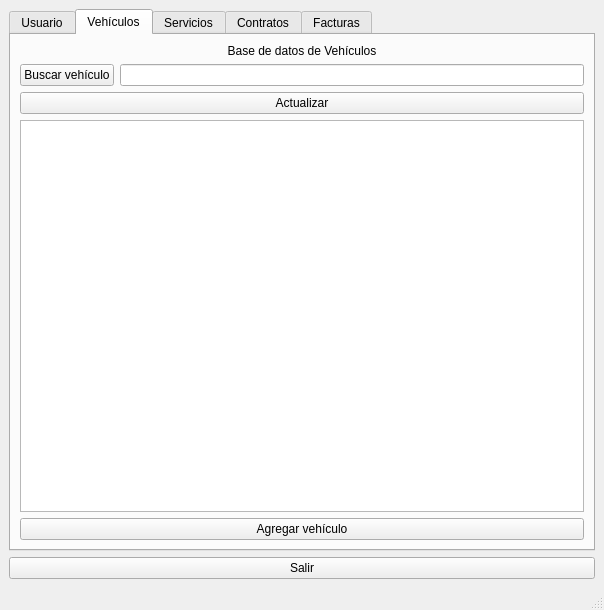
ValentinaColmenares/Proyecto_Concesionario, file interfaz.ui: the form before one commit.
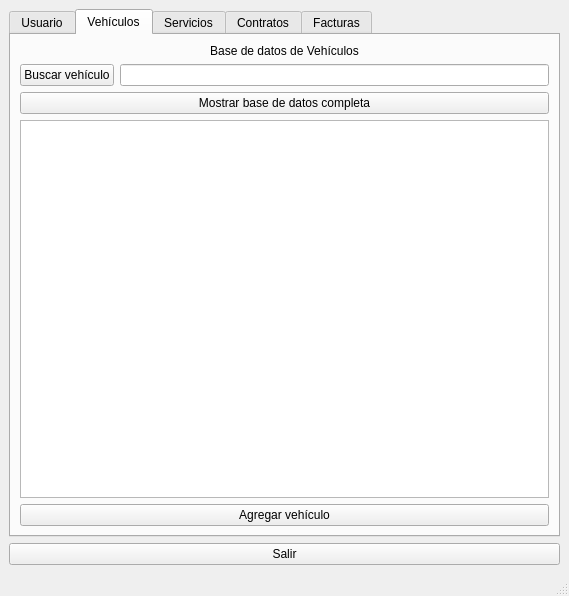
The form after the commit. The open tabs and pages were chosen to show the change.

```diff
--- a/interfaz.ui
+++ b/interfaz.ui
@@ -6,8 +6,8 @@
    <rect>
     <x>0</x>
     <y>0</y>
-    <width>604</width>
-    <height>610</height>
+    <width>569</width>
+    <height>596</height>
    </rect>
   </property>
   <property name="windowTitle">
@@ -98,7 +98,7 @@
         <item row="2" column="0" colspan="2">
          <widget class="QPushButton" name="bactualizarVehiculo">
           <property name="text">
-           <string>Actualizar</string>
+           <string>Mostrar base de datos completa</string>
           </property>
          </widget>
         </item>
```
Left out of the diff: 6 changed lines with no effect on the pictures.
